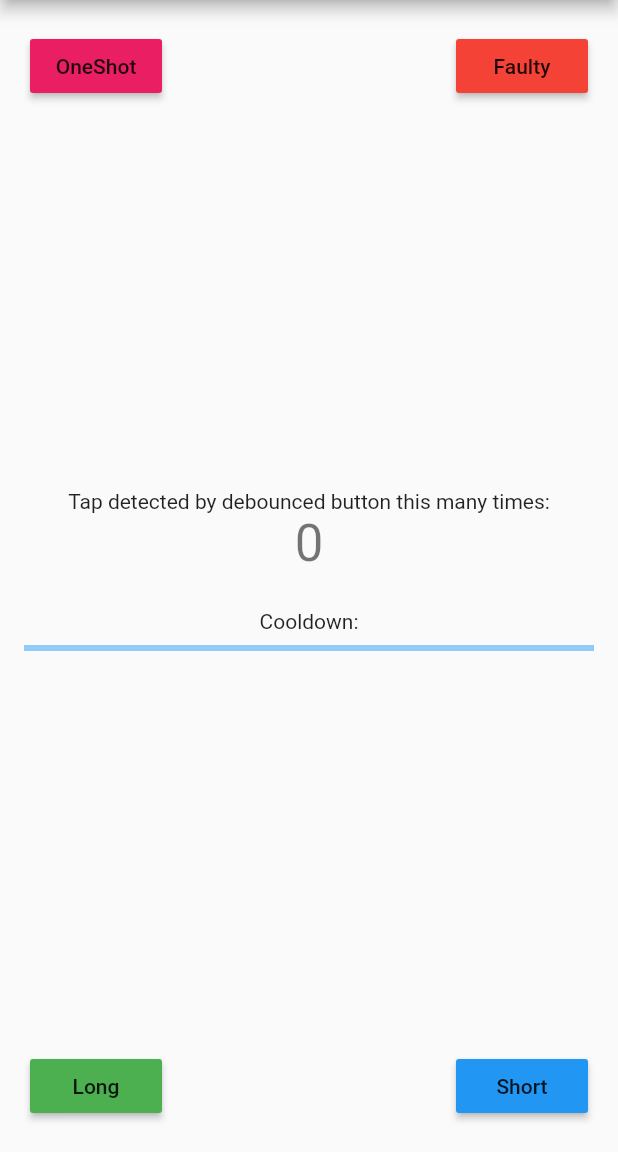
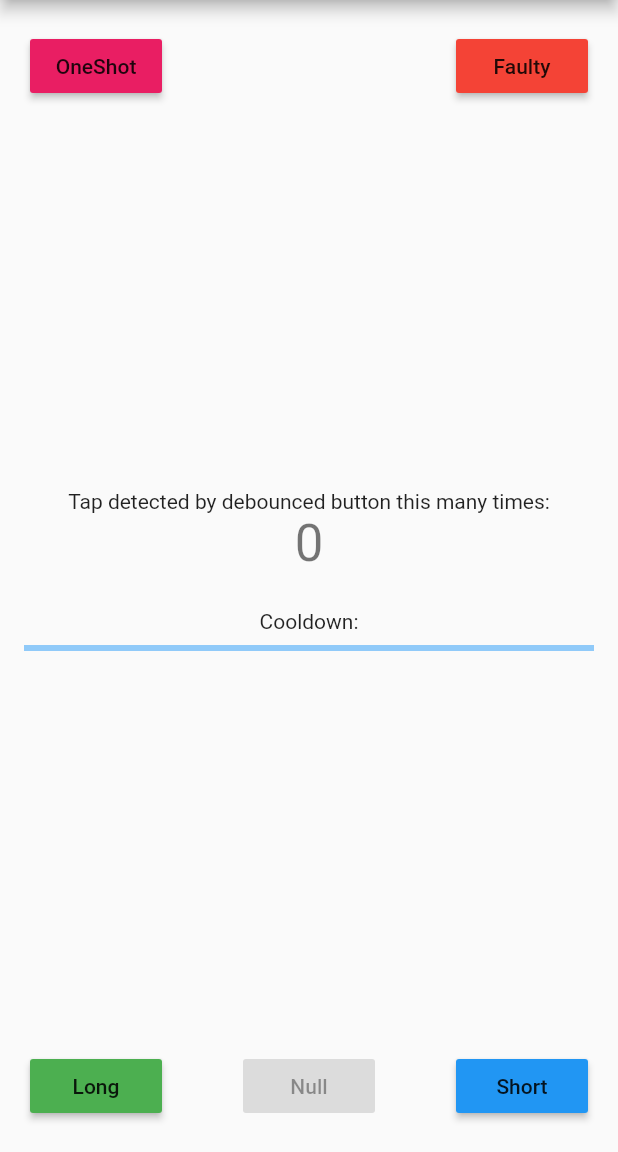
Before and after one commit to sla-000/flutter_debouncer, a Flutter app: the screen it shows after launch, on a phone screen of 412 x 824 dp, the part 84-1236 px from its top. Run offline on Flutter 3.47's test engine with Material 2 defaults, Android fonts, the phone set to English and light mode, and no system bars.

Commit message:
Add example of null-onTap debouncer

```diff
--- a/example/lib/main.dart
+++ b/example/lib/main.dart
@@ -168,6 +168,24 @@ class _MyHomePageState extends State<MyHomePage> {
               },
             ),
           ),
+          Positioned(
+            bottom: 20,
+            left: 80,
+            right: 80,
+            child: Center(
+              child: TapDebouncer(
+                onTap: null,
+                builder: (BuildContext context, TapDebouncerFunc onTap) {
+                  return RaisedButton(
+                    color: Colors.black26,
+                    disabledColor: Colors.black12,
+                    onPressed: onTap,
+                    child: const Text('Null'),
+                  );
+                },
+              ),
+            ),
+          ),
         ],
       ),
     );
```
